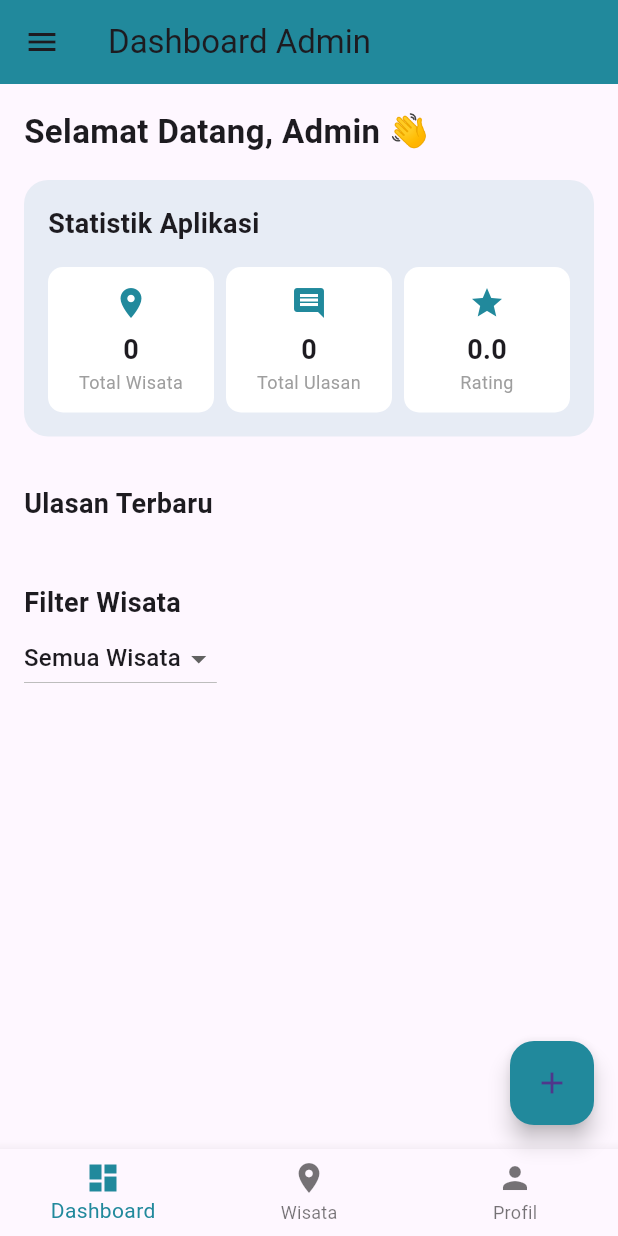
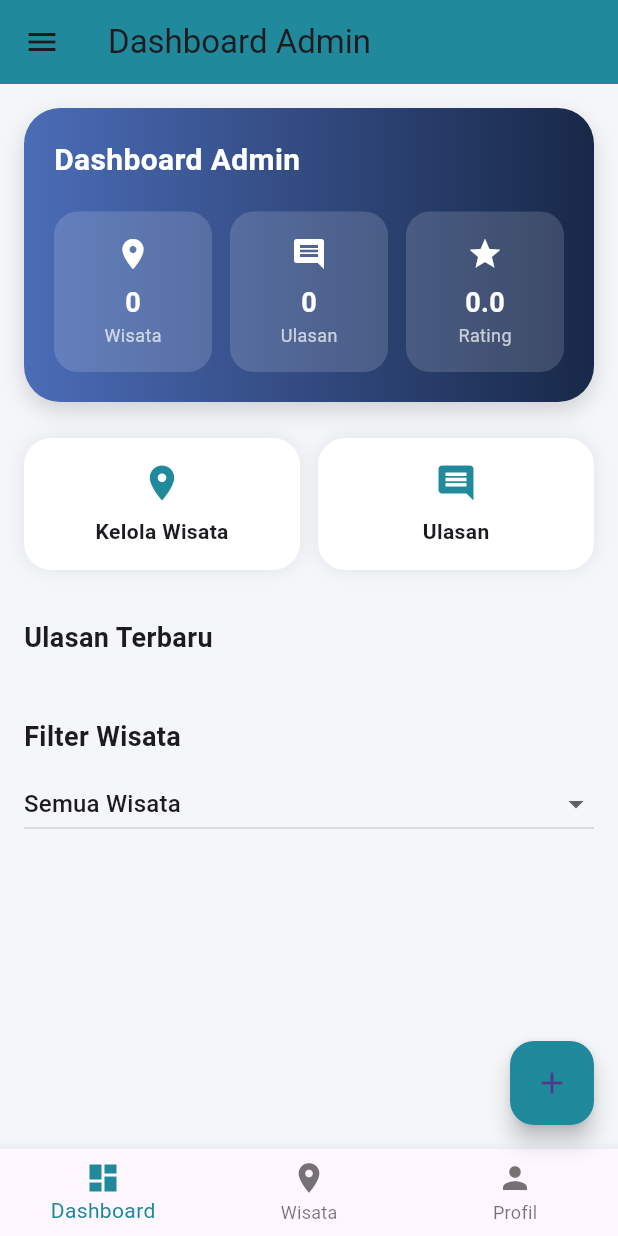
Before and after one commit to Recaudy/pariwisata-team, a Flutter app: the AdminDashboardPage screen opened directly, on a phone screen of 412 x 824 dp. Run offline on Flutter 3.47's test engine with Material 3 defaults, Android fonts, the light colour scheme and no system bars; our stand-ins replace cloud_firestore, firebase_auth, firebase_core, flutter_map, flutter_svg, google_fonts and 4 more; accounts and stored records are empty.

Commit message:
menambahkan dashboard admin dan profil

```diff
--- a/lib/Admin/dashboard_admin.dart
+++ b/lib/Admin/dashboard_admin.dart
@@ -37,10 +37,9 @@ class _AdminDashboardPageState extends State<AdminDashboardPage> {
   void _showLogoutDialog() {
     showDialog(
       context: context,
-      builder: (context) {
-        return AlertDialog(
+      builder: (_) => AlertDialog(
         title: const Text("Konfirmasi Logout"),
-          content: const Text("Yakin ingin logout?"),
+        content: const Text("Apakah Anda yakin ingin logout?"),
         actions: [
           TextButton(
             onPressed: () => Navigator.pop(context),
@@ -52,14 +51,11 @@ class _AdminDashboardPageState extends State<AdminDashboardPage> {
               Navigator.pushNamedAndRemoveUntil(
                   context, '/', (route) => false);
             },
-              child: const Text(
-                "Logout",
-                style: TextStyle(color: Colors.red),
-              ),
+            child: const Text("Logout",
+                style: TextStyle(color: Colors.red)),
           ),
         ],
-        );
-      },
+      ),
     );
   }
 
@@ -67,9 +63,12 @@ class _AdminDashboardPageState extends State<AdminDashboardPage> {
   @override
   Widget build(BuildContext context) {
     return Scaffold(
+      backgroundColor: const Color(0xFFF4F6FA),
+
       appBar: AppBar(
+        elevation: 0,
+        backgroundColor: primaryColor,
         title: const Text("Dashboard Admin"),
-        backgroundColor: primaryColor,
       ),
 
       drawer: Drawer(
@@ -82,10 +81,9 @@ class _AdminDashboardPageState extends State<AdminDashboardPage> {
                 child: Text(
                   "Admin",
                   style: TextStyle(
+                      color: Colors.white,
                       fontSize: 22,
-                    color: Colors.white,
-                    fontWeight: FontWeight.bold,
-                  ),
+                      fontWeight: FontWeight.bold),
                 ),
               ),
             ),
@@ -108,7 +106,8 @@ class _AdminDashboardPageState extends State<AdminDashboardPage> {
             ),
             const Spacer(),
             ListTile(
-              leading: const Icon(Icons.logout, color: Colors.red),
+              leading:
+                  const Icon(Icons.logout, color: Colors.red),
               title: const Text("Logout"),
               onTap: _showLogoutDialog,
             ),
@@ -122,12 +121,12 @@ class _AdminDashboardPageState extends State<AdminDashboardPage> {
         onPressed: () {
           Navigator.push(
             context,
-            MaterialPageRoute(builder: (_) => const WisataFormPage()),
+            MaterialPageRoute(
+                builder: (_) => const WisataFormPage()),
           );
         },
       ),
 
-      // ================= BODY =================
       body: StreamBuilder<List<WisataModel>>(
         stream: _wisataService.getWisata(),
         builder: (context, snapshot) {
@@ -149,92 +148,55 @@ class _AdminDashboardPageState extends State<AdminDashboardPage> {
               crossAxisAlignment: CrossAxisAlignment.start,
               children: [
 
-                // ================= WELCOME =================
-                const Text(
-                  "Selamat Datang, Admin 👋",
-                  style: TextStyle(
-                      fontSize: 22, fontWeight: FontWeight.bold),
-                ),
-
-                const SizedBox(height: 16),
-
-                // ================= STATISTIK =================
-                Container(
-                  padding: const EdgeInsets.all(16),
-                  decoration: BoxDecoration(
-                    color: primaryColor.withOpacity(0.1),
-                    borderRadius: BorderRadius.circular(16),
-                  ),
-                  child: Column(
-                    crossAxisAlignment: CrossAxisAlignment.start,
-                    children: [
-                      const Text(
-                        "Statistik Aplikasi",
-                        style: TextStyle(
-                            fontSize: 18, fontWeight: FontWeight.bold),
-                      ),
-                      const SizedBox(height: 16),
-
-                      Row(
-                        children: [
-                          simpleStatItem(
-                            icon: Icons.place,
-                            title: "Total Wisata",
-                            value: wisataList.length.toString(),
-                          ),
-                          const SizedBox(width: 8),
-
+                // ================= HEADER DASHBOARD =================
                 StreamBuilder<QuerySnapshot>(
                   stream: _komentarService.getKomentar(),
-                            builder: (context, snap) {
-                              int total = snap.hasData
-                                  ? snap.data!.docs.length
+                  builder: (context, komentarSnap) {
+                    int totalUlasan = komentarSnap.hasData
+                        ? komentarSnap.data!.docs.length
                         : 0;
-                              return simpleStatItem(
-                                icon: Icons.comment,
-                                title: "Total Ulasan",
-                                value: total.toString(),
+
+                    return StreamBuilder<QuerySnapshot>(
+                      stream: FirebaseFirestore.instance
+                          .collection('ratings')
+                          .snapshots(),
+                      builder: (context, ratingSnap) {
+                        double avgRating = 0;
+                        if (ratingSnap.hasData &&
+                            ratingSnap.data!.docs.isNotEmpty) {
+                          final ratings = ratingSnap.data!.docs
+                              .map((e) =>
+                                  (e.data() as Map<String, dynamic>)['rating']
+                                      as int)
+                              .toList();
+                          avgRating =
+                              ratings.reduce((a, b) => a + b) /
+                                  ratings.length;
+                        }
+
+                        return dashboardHeader(
+                          totalWisata: wisataList.length,
+                          totalUlasan: totalUlasan,
+                          rating: avgRating,
+                        );
+                      },
                     );
                   },
                 ),
-                          const SizedBox(width: 8),
 
-                          StreamBuilder<QuerySnapshot>(
-                            stream: FirebaseFirestore.instance
-                                .collection('ratings')
-                                .snapshots(),
-                            builder: (context, snap) {
-                              double avg = 0;
-                              if (snap.hasData &&
-                                  snap.data!.docs.isNotEmpty) {
-                                final ratings = snap.data!.docs
-                                    .map((doc) =>
-                                        (doc.data() as Map<String, dynamic>)['rating']
-                                            as int)
-                                    .toList();
-                                avg = ratings.reduce((a, b) => a + b) /
-                                    ratings.length;
-                              }
-                              return simpleStatItem(
-                                icon: Icons.star,
-                                title: "Rating",
-                                value: avg.toStringAsFixed(1),
-                              );
-                            },
-                          ),
-                        ],
-                      ),
-                    ],
-                  ),
-                ),
+                const SizedBox(height: 24),
+
+                // ================= QUICK MENU =================
+                quickMenu(context),
 
                 const SizedBox(height: 32),
 
                 // ================= ULASAN TERBARU =================
                 const Text(
                   "Ulasan Terbaru",
-                  style:
-                      TextStyle(fontSize: 18, fontWeight: FontWeight.bold),
+                  style: TextStyle(
+                      fontSize: 18,
+                      fontWeight: FontWeight.bold),
                 ),
                 const SizedBox(height: 8),
 
@@ -245,10 +207,14 @@ class _AdminDashboardPageState extends State<AdminDashboardPage> {
 
                     final now = DateTime.now();
                     final recent = snapshot.data!.docs.where((doc) {
-                      final data = doc.data() as Map<String, dynamic>;
+                      final data =
+                          doc.data() as Map<String, dynamic>;
                       final time = data['createdAt'] as Timestamp?;
                       if (time == null) return false;
-                      return now.difference(time.toDate()).inHours <= 24;
+                      return now
+                              .difference(time.toDate())
+                              .inHours <=
+                          24;
                     }).toList();
 
                     final display = recent.length > maxItems
@@ -258,11 +224,20 @@ class _AdminDashboardPageState extends State<AdminDashboardPage> {
                     return Column(
                       children: [
                         for (var doc in display)
-                          Card(
+                          Container(
+                            margin:
+                                const EdgeInsets.only(bottom: 8),
+                            decoration: cardDecoration(),
                             child: ListTile(
-                              leading: const Icon(Icons.person),
-                              title: Text(doc['user'] ?? 'Anonim'),
-                              subtitle: Text(doc['komentar'] ?? ''),
+                              leading: const CircleAvatar(
+                                backgroundColor: primaryColor,
+                                child: Icon(Icons.person,
+                                    color: Colors.white),
+                              ),
+                              title:
+                                  Text(doc['user'] ?? 'Anonim'),
+                              subtitle:
+                                  Text(doc['komentar'] ?? ''),
                             ),
                           ),
                         if (recent.length > maxItems)
@@ -271,8 +246,8 @@ class _AdminDashboardPageState extends State<AdminDashboardPage> {
                               Navigator.push(
                                 context,
                                 MaterialPageRoute(
-                                  builder: (_) =>
-                                      KomentarPage(wisataList: wisataList),
+                                  builder: (_) => KomentarPage(
+                                      wisataList: wisataList),
                                 ),
                               );
                             },
@@ -288,19 +263,20 @@ class _AdminDashboardPageState extends State<AdminDashboardPage> {
                 // ================= FILTER =================
                 const Text(
                   "Filter Wisata",
-                  style:
-                      TextStyle(fontSize: 18, fontWeight: FontWeight.bold),
+                  style: TextStyle(
+                      fontSize: 18,
+                      fontWeight: FontWeight.bold),
                 ),
+                const SizedBox(height: 8),
 
                 DropdownButton<String>(
                   value: selectedKategori,
+                  isExpanded: true,
                   items: kategoriMap.entries
-                      .map(
-                        (e) => DropdownMenuItem(
+                      .map((e) => DropdownMenuItem(
                             value: e.key,
                             child: Text(e.value),
-                        ),
-                      )
+                          ))
                       .toList(),
                   onChanged: (value) {
                     setState(() {
@@ -313,7 +289,9 @@ class _AdminDashboardPageState extends State<AdminDashboardPage> {
 
                 // ================= LIST WISATA =================
                 for (var w in displayWisata)
-                  Card(
+                  Container(
+                    margin: const EdgeInsets.only(bottom: 12),
+                    decoration: cardDecoration(),
                     child: ListTile(
                       title: Text(w.nama,
                           style: const TextStyle(
@@ -323,7 +301,8 @@ class _AdminDashboardPageState extends State<AdminDashboardPage> {
                         mainAxisSize: MainAxisSize.min,
                         children: [
                           IconButton(
-                            icon: const Icon(Icons.edit, color: Colors.blue),
+                            icon: const Icon(Icons.edit,
+                                color: Colors.blue),
                             onPressed: () {
                               Navigator.push(
                                 context,
@@ -335,10 +314,11 @@ class _AdminDashboardPageState extends State<AdminDashboardPage> {
                             },
                           ),
                           IconButton(
-                            icon:
-                                const Icon(Icons.delete, color: Colors.red),
+                            icon: const Icon(Icons.delete,
+                                color: Colors.red),
                             onPressed: () async {
-                              await _wisataService.deleteWisata(w.id);
+                              await _wisataService
+                                  .deleteWisata(w.id);
                             },
                           ),
                         ],
@@ -368,7 +348,6 @@ class _AdminDashboardPageState extends State<AdminDashboardPage> {
         },
       ),
 
-      // ================= BOTTOM NAV =================
       bottomNavigationBar: BottomNavigationBar(
         currentIndex: _selectedIndex,
         selectedItemColor: primaryColor,
@@ -377,7 +356,8 @@ class _AdminDashboardPageState extends State<AdminDashboardPage> {
         },
         items: const [
           BottomNavigationBarItem(
-              icon: Icon(Icons.dashboard), label: "Dashboard"),
+              icon: Icon(Icons.dashboard),
+              label: "Dashboard"),
           BottomNavigationBarItem(
               icon: Icon(Icons.place), label: "Wisata"),
           BottomNavigationBarItem(
@@ -388,35 +368,146 @@ class _AdminDashboardPageState extends State<AdminDashboardPage> {
   }
 }
 
-// ================= STAT ITEM =================
-Widget simpleStatItem({
-  required IconData icon,
-  required String title,
-  required String value,
+/* ===========================================================
+   WIDGET & STYLE
+   =========================================================== */
+
+Widget dashboardHeader({
+  required int totalWisata,
+  required int totalUlasan,
+  required double rating,
 }) {
+  return Container(
+    padding: const EdgeInsets.all(20),
+    decoration: BoxDecoration(
+      gradient: const LinearGradient(
+        colors: [Color(0xFF4B6CB7), Color(0xFF182848)],
+      ),
+      borderRadius: BorderRadius.circular(24),
+      boxShadow: [
+        BoxShadow(
+          color: Colors.black.withOpacity(0.15),
+          blurRadius: 12,
+          offset: const Offset(0, 6),
+        ),
+      ],
+    ),
+    child: Column(
+      crossAxisAlignment: CrossAxisAlignment.start,
+      children: [
+        const Text(
+          "Dashboard Admin",
+          style: TextStyle(
+              color: Colors.white,
+              fontSize: 20,
+              fontWeight: FontWeight.bold),
+        ),
+        const SizedBox(height: 20),
+        Row(
+          children: [
+            headerStat(Icons.place, "Wisata", totalWisata.toString()),
+            const SizedBox(width: 12),
+            headerStat(Icons.comment, "Ulasan", totalUlasan.toString()),
+            const SizedBox(width: 12),
+            headerStat(Icons.star, "Rating", rating.toStringAsFixed(1)),
+          ],
+        ),
+      ],
+    ),
+  );
+}
+
+Widget headerStat(IconData icon, String label, String value) {
   return Expanded(
     child: Container(
-      padding: const EdgeInsets.all(12),
+      padding: const EdgeInsets.symmetric(vertical: 16),
       decoration: BoxDecoration(
-        color: Colors.white,
-        borderRadius: BorderRadius.circular(10),
+        color: Colors.white.withOpacity(0.15),
+        borderRadius: BorderRadius.circular(16),
       ),
       child: Column(
         children: [
-          Icon(icon, color: primaryColor),
-          const SizedBox(height: 6),
-          Text(
-            value,
+          Icon(icon, color: Colors.white),
+          const SizedBox(height: 8),
+          Text(value,
+              style: const TextStyle(
+                  color: Colors.white,
+                  fontWeight: FontWeight.bold,
+                  fontSize: 18)),
+          Text(label,
               style:
-                const TextStyle(fontSize: 18, fontWeight: FontWeight.bold),
-          ),
-          Text(
-            title,
-            style: const TextStyle(fontSize: 12, color: Colors.grey),
-            textAlign: TextAlign.center,
-          ),
+                  const TextStyle(color: Colors.white70, fontSize: 12)),
         ],
       ),
     ),
   );
 }
+
+Widget quickMenu(BuildContext context) {
+  return Row(
+    children: [
+      quickMenuItem(
+        icon: Icons.place,
+        label: "Kelola Wisata",
+        onTap: () {
+          Navigator.push(
+            context,
+            MaterialPageRoute(
+                builder: (_) => const WisataFormPage()),
+          );
+        },
+      ),
+      const SizedBox(width: 12),
+      quickMenuItem(
+        icon: Icons.comment,
+        label: "Ulasan",
+        onTap: () {
+          Navigator.push(
+            context,
+            MaterialPageRoute(
+              builder: (_) => KomentarPage(wisataList: const []),
+            ),
+          );
+        },
+      ),
+    ],
+  );
+}
+
+Widget quickMenuItem({
+  required IconData icon,
+  required String label,
+  required VoidCallback onTap,
+}) {
+  return Expanded(
+    child: InkWell(
+      onTap: onTap,
+      child: Container(
+        padding: const EdgeInsets.all(16),
+        decoration: cardDecoration(),
+        child: Column(
+          children: [
+            Icon(icon, color: primaryColor, size: 28),
+            const SizedBox(height: 8),
+            Text(label,
+                style:
+                    const TextStyle(fontWeight: FontWeight.w600)),
+          ],
+        ),
+      ),
+    ),
+  );
+}
+
+BoxDecoration cardDecoration() {
+  return BoxDecoration(
+    color: Colors.white,
+    borderRadius: BorderRadius.circular(18),
+    boxShadow: [
+      BoxShadow(
+        color: Colors.black.withOpacity(0.08),
+        blurRadius: 10,
+      ),
+    ],
+  );
+}
```
Lines whose indentation alone changed are shown as unchanged.
